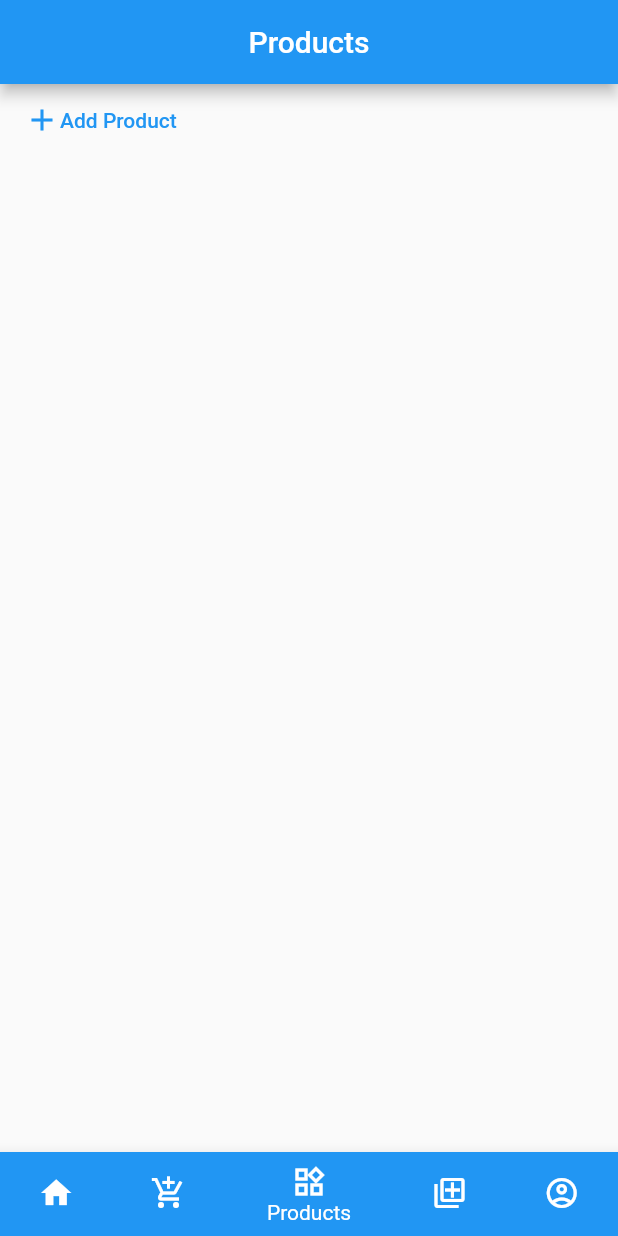
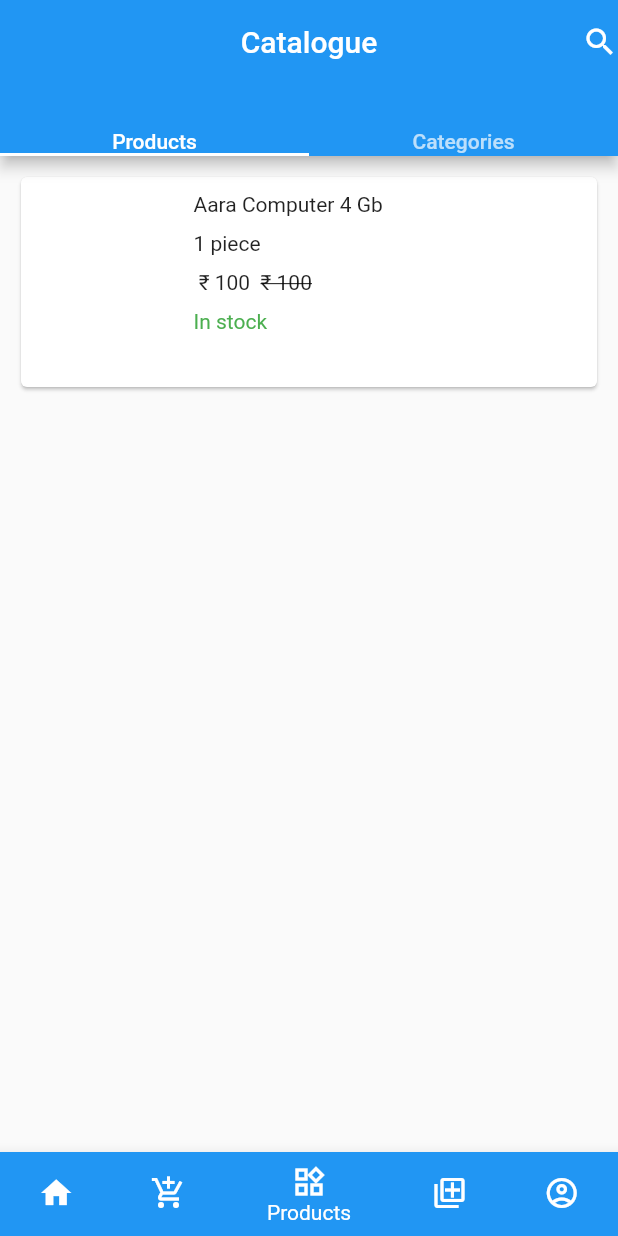
Before and after one commit to SURAJSPS/seller, a Flutter app: the screen it shows after launch, item 3 of the bottom bar chosen, on a phone screen of 412 x 824 dp. Run offline on Flutter 3.47's test engine with Material 2 defaults, Android fonts, the phone set to English and light mode, and no system bars; our stand-ins replace percent_indicator, qr_flutter, shimmer, webview_flutter.

Commit message:
initial commit

```diff
--- a/lib/tabs/products/products_page.dart
+++ b/lib/tabs/products/products_page.dart
@@ -1,38 +1,35 @@
 import 'package:flutter/material.dart';
-
-import 'add_products_page.dart';
+import 'tab/categories.dart';
+import 'tab/products.dart';
 
 class BottomProductsPage extends StatelessWidget {
   @override
   Widget build(BuildContext context) {
-    return MaterialApp(
-      debugShowCheckedModeBanner: false,
-      home: Scaffold(
+    return DefaultTabController(
+      length: 2,
+      child: Scaffold(
         appBar: AppBar(
-            title: Text('Products'),
           centerTitle: true,
-          ),
-          body: Column(
-            children: [
-              Row(
-                children: [
-                  FlatButton(
-                    child: Row(
-                      children: [
-                        Icon(Icons.add_sharp,color: Colors.blue,),
-                        Text('Add Product',style: TextStyle(color: Colors.blue),),
+          actions: [
+            Icon(Icons.search)
+          ],
+          bottom: TabBar(
+            tabs: [
+              Text('Products'),
+              Text('Categories'),
+
             ],
           ),
-                    onPressed: () {
-                      Navigator.push(
-                        context,MaterialPageRoute(builder: (context)=>AddProducts()),
-                      );
-                    },
+          title: Text('Catalogue'),
         ),
+        body: TabBarView(
+          children: [
+            Product(),
+            Categories(),
+
           ],
         ),
-            ],
-          )),
+      ),
     );
   }
 }
--- /dev/null
+++ b/lib/tabs/products/tab/categories.dart
@@ -0,0 +1,8 @@
+import 'package:flutter/material.dart';
+
+class Categories extends StatelessWidget {
+  @override
+  Widget build(BuildContext context) {
+    return Container(child: Text('Categories'),);
+  }
+}
--- /dev/null
+++ b/lib/tabs/products/tab/products.dart
@@ -0,0 +1,11 @@
+import 'package:flutter/material.dart';
+import 'package:new1/tabs/products/widget/products_card.dart';
+
+class Product extends StatelessWidget {
+  @override
+  Widget build(BuildContext context) {
+    return Container(
+      child: ProductCard(),
+    );
+  }
+}
--- /dev/null
+++ b/lib/tabs/products/widget/products_card.dart
@@ -0,0 +1,65 @@
+import 'package:flutter/material.dart';
+
+class ProductCard extends StatelessWidget {
+  @override
+  Widget build(BuildContext context) {
+    return Container(
+      padding: EdgeInsets.symmetric(horizontal: 10, vertical: 10),
+      child: Column(
+        children: [
+          Card(
+            color: Colors.white,
+            child: Container(
+              child: Row(
+                children: [
+                  SizedBox(
+                    width: 10,
+                  ),
+                  Container(
+                    height: 90,
+                    width: 90,
+                    decoration: BoxDecoration(
+                      color: Colors.white,
+                      borderRadius: BorderRadius.circular(5),
+                    ),
+                  ),
+                  SizedBox(
+                    width: 15,
+                  ),
+                  Column(crossAxisAlignment: CrossAxisAlignment.start,
+                    children: [
+                    SizedBox(
+                      height: 10,
+                    ),
+                    Text('Aara Computer 4 Gb'),
+                    SizedBox(
+                      height: 10,
+                    ),
+                    Text('1 piece'),
+                    SizedBox(
+                      height: 10,
+                    ),
+                    Row(
+                      children: [
+                        Text(' ₹ 100  '),
+                        Text('₹ 100',style: TextStyle(decoration: TextDecoration.lineThrough),),
+                      ],
+                    ),
+                      SizedBox(
+                        height: 10,
+                      ),
+                      Text('In stock',style: TextStyle(color: Colors.green),),
+
+                      Container(height: 10,color: Colors.blue,),
+                  ],),
+
+                ],
+              ),
+              height: 140,
+            ),
+          ),
+        ],
+      ),
+    );
+  }
+}
--- a/pubspec.yaml
+++ b/pubspec.yaml
@@ -32,7 +32,7 @@ dependencies:
   shimmer: ^1.1.2
   webview_flutter: ^1.0.7
   group_radio_button: ^1.0.1
-  syncfusion_flutter_gauges: ^18.4.35
+  percent_indicator: ^2.1.7+2
 
 dev_dependencies:
   flutter_test:
```
Also changed, not shown: lib/tabs/account/account_page.dart (+132 -5 lines), pubspec.lock. Lines whose indentation alone changed are shown as unchanged.
